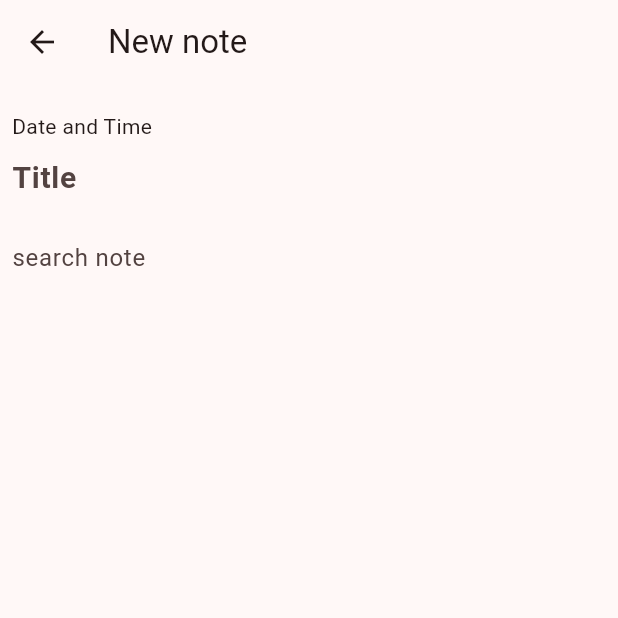
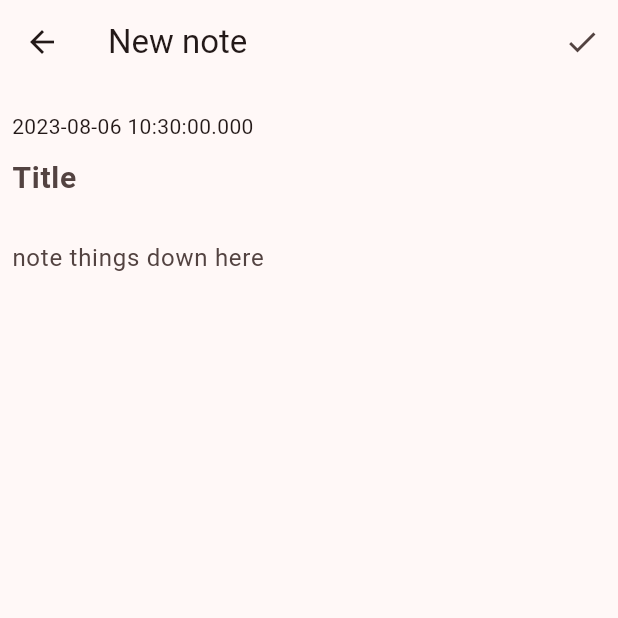
Before and after one commit to Stephen-Essoun/note_keeping, a Flutter app: the CreateNoteView screen opened directly, on a phone screen of 412 x 824 dp, the top half of it. Run offline on Flutter 3.47's test engine with Material 2 defaults, Android fonts, the phone set to English and light mode, and no system bars; our stand-ins replace cloud_firestore, dartz, firebase_auth, firebase_core, hive_flutter; accounts and stored records are empty.

Commit message:
note create working but not in good shape

```diff
--- a/lib/features/note/presentation/views/create.note.dart
+++ b/lib/features/note/presentation/views/create.note.dart
@@ -1,25 +1,58 @@
+import 'dart:math';
+
 import 'package:flutter/material.dart';
+import 'package:note/features/note/presentation/provider/note.provider.dart';
+import 'package:provider/provider.dart';
 
-class CreateNoteView extends StatelessWidget {
-  const CreateNoteView({super.key});
+import '../../domain/entities/note.dart';
+
+class CreateNoteView extends StatefulWidget {
+  const CreateNoteView({super.key, this.note});
+  final Note? note;
+  @override
+  State<CreateNoteView> createState() => _CreateNoteViewState();
+}
+
+class _CreateNoteViewState extends State<CreateNoteView> {
+  late TextEditingController titleController;
+  late TextEditingController contentController;
+  @override
+  void initState() {
+    super.initState();
+    titleController = TextEditingController(text: widget.note?.title);
+    contentController = TextEditingController(text: widget.note?.noteBody);
+  }
 
   @override
   Widget build(BuildContext context) {
     return Scaffold(
       appBar: AppBar(
         title: const Text('New note'),
+        actions: [
+          IconButton(
+            onPressed: () {
+              final note = Note(
+                  id: widget.note?.id ?? generateRandomId(10),
+                  title: titleController.text,
+                  noteBody: contentController.text);
+              context.read<NoteProvider>().add(note, context);
+            },
+            icon: const Icon(Icons.done),
+          )
+        ],
       ),
-      body: const Padding(
-        padding: EdgeInsets.all(8.0),
+      body: Padding(
+        padding: const EdgeInsets.all(8.0),
         child: Column(
           crossAxisAlignment: CrossAxisAlignment.start,
           children: [
-            SizedBox(
+            const SizedBox(
               height: 10,
             ),
-            Text('Date and Time'),
-            TextField(
-              decoration: InputDecoration(
+            Text(DateTime.now().toString()),
+            TextFormField(
+              controller: titleController,
+              decoration: const InputDecoration(
                 hintText: 'Title',
                 hintStyle: TextStyle(
                   fontSize: 20,
@@ -28,14 +61,14 @@ class CreateNoteView extends StatelessWidget {
                 border: InputBorder.none,
               ),
             ),
-            SizedBox(
+            const SizedBox(
               height: 10,
             ),
             Expanded(
-              // height: MediaQuery.of(context).size.height,
-              child: TextField(
-                decoration: InputDecoration(
-                  hintText: 'search note',
+              child: TextFormField(
+                controller: contentController,
+                decoration: const InputDecoration(
+                  hintText: 'note things down here',
                   border: InputBorder.none,
                 ),
                 expands: true,
@@ -48,4 +81,17 @@ class CreateNoteView extends StatelessWidget {
       ),
     );
   }
+
+  String generateRandomId(int length) {
+    final random = Random();
+    const chars =
+        'abcdefghijklmnopqrstuvwxyzABCDEFGHIJKLMNOPQRSTUVWXYZ0123456789';
+    String id = '';
+
+    for (int i = 0; i < length; i++) {
+      id += chars[random.nextInt(chars.length)];
+    }
+
+    return id;
+  }
 }
--- a/lib/features/note/presentation/widgets/tile.builder.dart
+++ b/lib/features/note/presentation/widgets/tile.builder.dart
@@ -22,7 +22,9 @@ class TileBuilder extends StatelessWidget {
                   onTap: () {
                     Navigator.of(context).push(
                       MaterialPageRoute(
-                        builder: (context) => const CreateNoteView(),
+                        builder: (context) => CreateNoteView(
+                          note: note[index],
+                        ),
                       ),
                     );
                   },
```
Also changed, not shown: lib/features/note/presentation/views/home.view.dart (+6 -1 lines).
